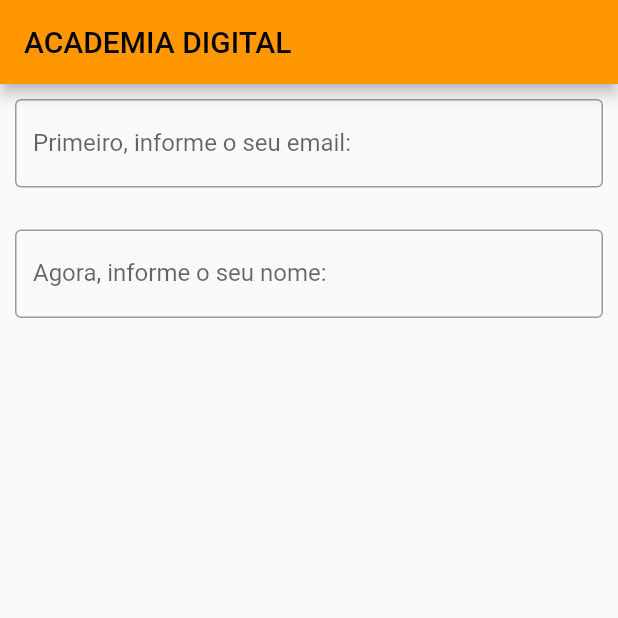
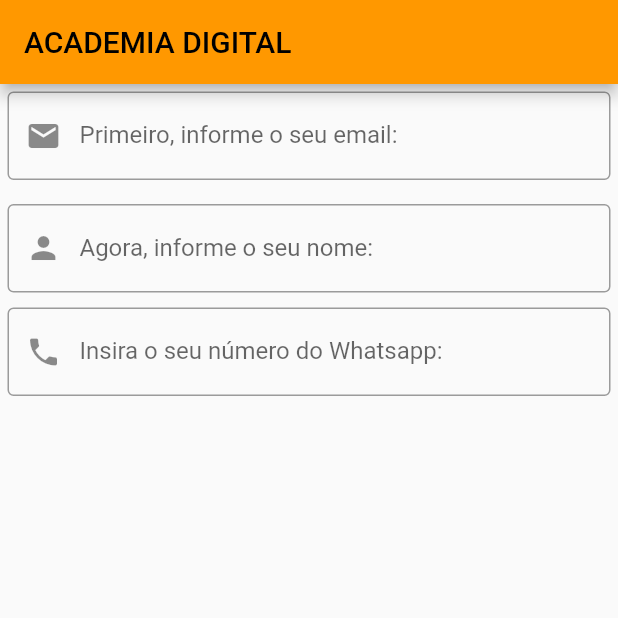
Before and after one commit to flaviogui/POO-em-Dart, a Flutter app: the screen it shows after launch, on a phone screen of 412 x 824 dp, the top half of it. Run offline on Flutter 3.47's test engine with Material 2 defaults, Android fonts, the phone set to English and light mode, and no system bars.

Commit message:
modificação

```diff
--- a/tarefa_extra_modelagem_formulario/lib/main.dart
+++ b/tarefa_extra_modelagem_formulario/lib/main.dart
@@ -30,13 +30,19 @@ class MyCustomForm extends StatelessWidget {
       children: [
         MyTextField(
             label: 'Primeiro, informe o seu email:',
-            hint: 'Exemplo: fulandodarua26@gmail.com'),
+            hint: 'Exemplo: fulandodarua26@gmail.com',
+            icone: Icons.mail),
         SizedBox(
-          height: 8,
+          height: 6,
         ),
         MyTextField(
             label: 'Agora, informe o seu nome:',
-            hint: 'Exemplo: Fulano da Silva Saraiva')
+            hint: 'Exemplo: Fulano da Silva Saraiva',
+            icone: Icons.person),
+        MyTextField(
+            label: 'Insira o seu número do Whatsapp:',
+            hint: 'Exemplo: (83)999000000',
+            icone: Icons.phone),
       ],
     );
   }
@@ -45,19 +51,21 @@ class MyCustomForm extends StatelessWidget {
 class MyTextField extends StatelessWidget {
   final String label;
   final String hint;
-  const MyTextField({Key? key, required this.label, required this.hint})
+  final IconData icone;
+  const MyTextField(
+      {Key? key, required this.label, required this.hint, required this.icone})
       : super(key: key);
 
   @override
   Widget build(BuildContext context) {
     return Padding(
-      padding: const EdgeInsets.all(10),
+      padding: const EdgeInsets.all(5),
       child: TextField(
         decoration: InputDecoration(
-          border: OutlineInputBorder(),
-          labelText: label,
-          hintText: hint,
-        ),
+            border: OutlineInputBorder(),
+            labelText: label,
+            hintText: hint,
+            prefixIcon: Icon(icone)),
       ),
     );
   }
```
